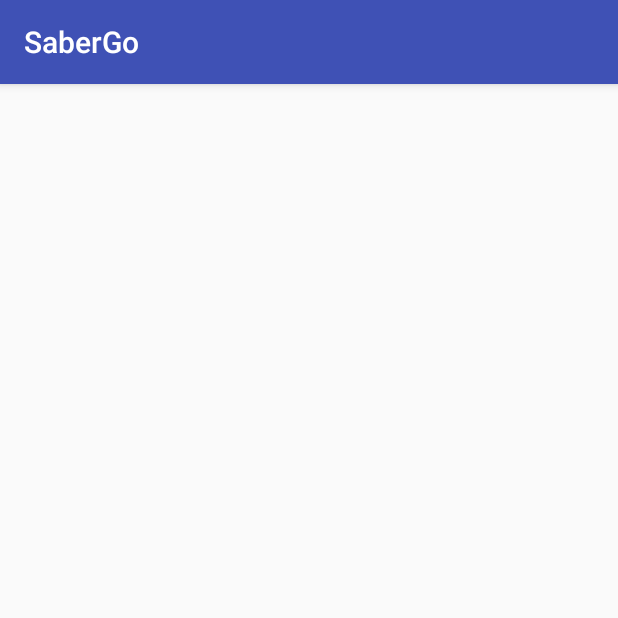
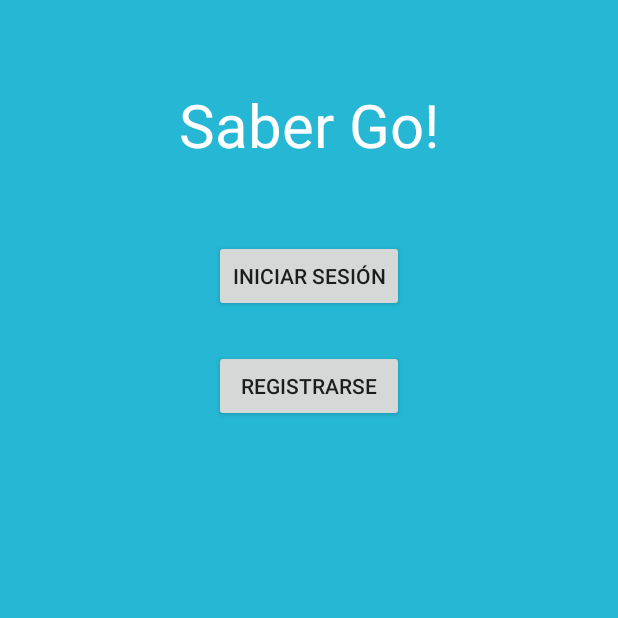
Before and after one commit to MichaelSinner/Saber-GO, an Android app: the Index screen opened directly, with no data from a screen before it, on a phone screen of 412 x 824 dp, the top half of it. Run offline under Robolectric (Android 15) with nearby library versions, the phone set to English and light mode, and no system bars.

Commit message:
AP02 - Actualización de proyecto
Actualizacion de proyecto para versión 2.2.3 de Android Studio

```diff
--- a/app/src/main/java/com/example/michaelsinner/sabergo/Index.java
+++ b/app/src/main/java/com/example/michaelsinner/sabergo/Index.java
@@ -1,13 +1,55 @@
 package com.example.michaelsinner.sabergo;
 
-import android.support.v7.app.AppCompatActivity;
+import android.app.ActionBar;
+import android.app.Activity;
+import android.content.Intent;
 import android.os.Bundle;
+import android.view.LayoutInflater;
+import android.view.View;
+import android.widget.Button;
+import android.widget.ImageView;
+import android.widget.TextView;
 
-public class Index extends AppCompatActivity {
+public class Index extends Activity
+{
+    Button btnprueba;
+    TextView tvTitulo;
 
     @Override
-    protected void onCreate(Bundle savedInstanceState) {
+    protected void onCreate(Bundle savedInstanceState)
+    {
         super.onCreate(savedInstanceState);
         setContentView(R.layout.activity_index);
+
+
+
+        ActionBar actionBar = getActionBar();
+
+
+        LayoutInflater inflater = LayoutInflater.from(this);
+        View customView = inflater.inflate(R.layout.actionbar_home, null);
+
+
+
+        ImageView ivExit = (ImageView) customView.findViewById(R.id.ivExit);
+        ivExit.setOnClickListener(new View.OnClickListener() {
+            @Override
+            public void onClick(View view) {
+                finish();
+                System.exit(0);
+            }
+        });
+
+        btnprueba = (Button) findViewById(R.id.btnLogin);
+        btnprueba.setOnClickListener(new View.OnClickListener() {
+            @Override
+            public void onClick(View view) {
+                Intent intetn = new Intent(Index.this, Login.class);
+                startActivity(intetn);
+            }
+        });
+
+
+
     }
 }
--- a/app/src/main/res/layout/activity_index.xml
+++ b/app/src/main/res/layout/activity_index.xml
@@ -4,10 +4,40 @@
     android:id="@+id/activity_index"
     android:layout_width="match_parent"
     android:layout_height="match_parent"
+    android:background="@color/colorPrimarySG"
     android:paddingBottom="@dimen/activity_vertical_margin"
     android:paddingLeft="@dimen/activity_horizontal_margin"
     android:paddingRight="@dimen/activity_horizontal_margin"
     android:paddingTop="@dimen/activity_vertical_margin"
     tools:context="com.example.michaelsinner.sabergo.Index">
 
+    <TextView
+        android:text="@string/strTitulo"
+        android:textColor="@color/colorTitle"
+        android:textSize="40dp"
+        android:layout_width="wrap_content"
+        android:layout_height="wrap_content"
+        android:layout_alignParentTop="true"
+        android:layout_centerHorizontal="true"
+        android:layout_marginTop="40dp"
+        android:id="@+id/tvTitleLogin" />
+
+    <Button
+        android:text="@string/strSignup"
+        android:layout_width="wrap_content"
+        android:layout_height="wrap_content"
+        android:id="@+id/btnRegistrarse"
+        android:layout_below="@+id/btnLogin"
+        android:layout_alignStart="@+id/btnLogin"
+        android:layout_marginTop="25dp"
+        android:layout_alignEnd="@+id/btnLogin" />
+
+    <Button
+        android:text="@string/strLogin"
+        android:layout_width="wrap_content"
+        android:layout_height="wrap_content"
+        android:layout_marginTop="50dp"
+        android:id="@+id/btnLogin"
+        android:layout_below="@+id/tvTitleLogin"
+        android:layout_centerHorizontal="true" />
 </RelativeLayout>
--- a/app/src/main/res/values/colors.xml
+++ b/app/src/main/res/values/colors.xml
@@ -3,4 +3,9 @@
     <color name="colorPrimary">#3F51B5</color>
     <color name="colorPrimaryDark">#303F9F</color>
     <color name="colorAccent">#FF4081</color>
+    <color name="colorPrimarySG">#25B7D3</color>
+    <color name="black_overlay">#66000000</color>
+    <color name="colorTitle">#ffffff</color>
+
+
 </resources>
--- a/app/src/main/res/values/strings.xml
+++ b/app/src/main/res/values/strings.xml
@@ -1,7 +1,10 @@
 <resources>
     <string name="app_name">SaberGo</string>
 
+    --Login
 
+    <string name="strSignup">Registrarse</string>
+    <string name="strLogin">Iniciar Sesión</string>
     -- Common
-    <string name="strTitulo">Saber Go</string>
+    <string name="strTitulo">Saber Go!</string>
 </resources>
--- a/app/src/main/res/values/styles.xml
+++ b/app/src/main/res/values/styles.xml
@@ -3,9 +3,21 @@
     <!-- Base application theme. -->
     <style name="AppTheme" parent="Theme.AppCompat.Light.DarkActionBar">
         <!-- Customize your theme here. -->
-        <item name="colorPrimary">@color/colorPrimary</item>
+        <item name="colorPrimary">@color/colorPrimarySG</item>
         <item name="colorPrimaryDark">@color/colorPrimaryDark</item>
         <item name="colorAccent">@color/colorAccent</item>
     </style>
 
+    <style name="FullscreenTheme" parent="AppTheme">
+        <item name="android:actionBarStyle">@style/FullscreenActionBarStyle</item>
+        <item name="android:windowActionBarOverlay">true</item>
+        <item name="android:windowBackground">@null</item>
+        <item name="metaButtonBarStyle">?android:attr/buttonBarStyle</item>
+        <item name="metaButtonBarButtonStyle">?android:attr/buttonBarButtonStyle</item>
+    </style>
+
+    <style name="FullscreenActionBarStyle" parent="Widget.AppCompat.ActionBar">
+        <item name="android:background">@color/black_overlay</item>
+    </style>
+
 </resources>
```
Also changed, not shown: app/src/main/AndroidManifest.xml (+11 -2 lines), app/src/main/java/com/example/michaelsinner/sabergo/Login.java (added, +13 -0 lines), app/src/main/java/com/example/michaelsinner/sabergo/MainActivity.java (+32 -3 lines), app/src/main/res/layout/actionbar_home.xml (added, +33 -0 lines), app/src/main/res/layout/activity_login.xml (added, +13 -0 lines), app/src/main/res/layout/activity_main.xml (+7 -1 lines), app/src/main/res/values/attrs.xml (added, +12 -0 lines), app/src/main/assets/fonts/Sanlabello.ttf (added), app/src/main/res/drawable/ic_launcher.png (added).
